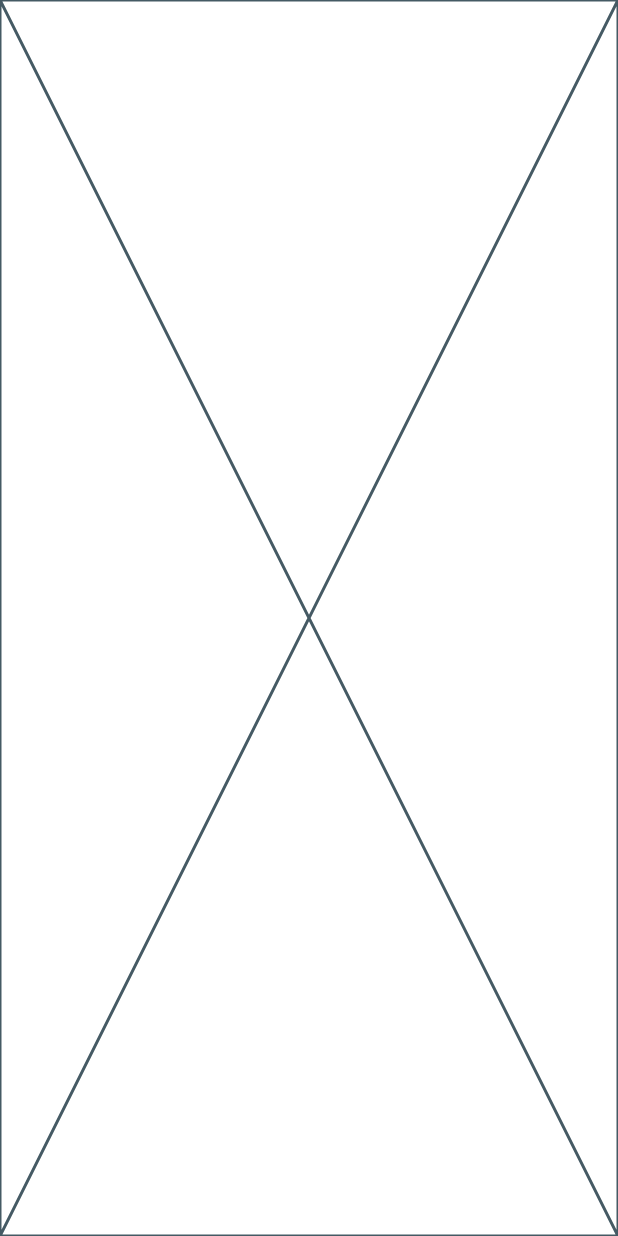
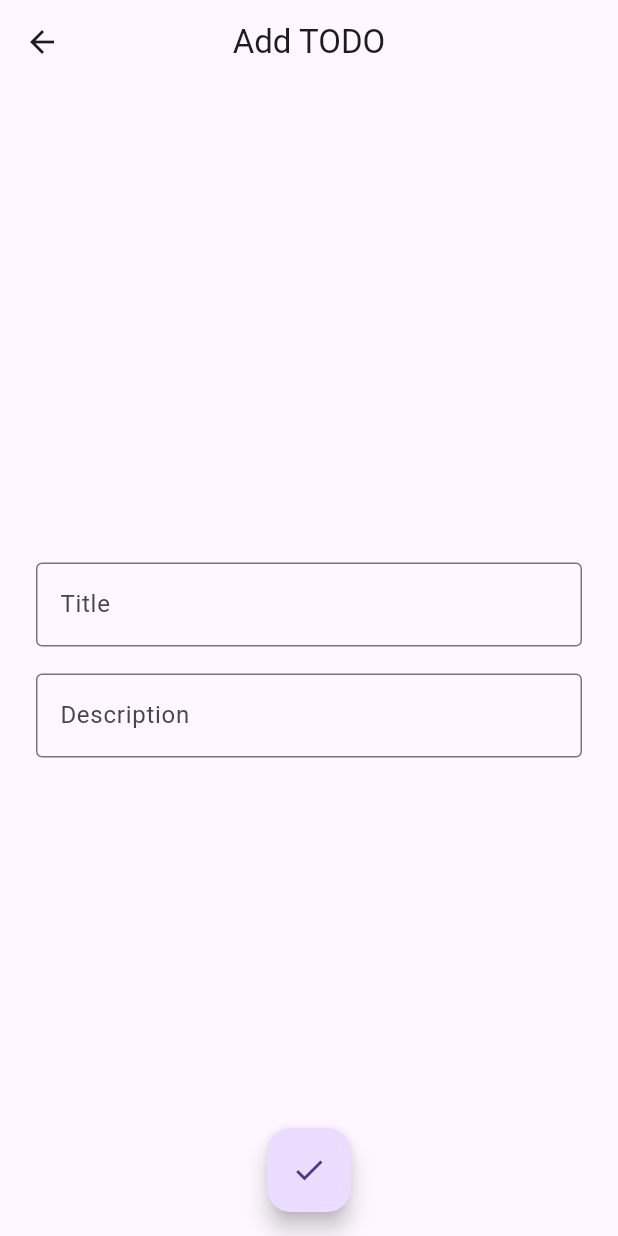
Before and after one commit to alli2729/state_managment_app, a Flutter app: the screen it shows after launch, after a tap on the "add" icon, on a phone screen of 412 x 824 dp. Run offline on Flutter 3.47's test engine with Material 3 defaults, Android fonts, the light colour scheme and no system bars; our stand-ins replace get.

Commit message:
added add todo

```diff
--- a/lib/src/app.dart
+++ b/lib/src/app.dart
@@ -1,6 +1,6 @@
 import 'package:flutter/material.dart';
 import 'package:get/get.dart';
-import 'infrastructure/routes/route_names.dart';
+import 'infrastructure/routes/route_path.dart';
 import 'infrastructure/routes/route_pages.dart';
 
 class App extends StatelessWidget {
@@ -11,7 +11,7 @@ class App extends StatelessWidget {
     return GetMaterialApp(
       title: 'Todo App',
       debugShowCheckedModeBanner: false,
-      initialRoute: RouteNames.todo,
+      initialRoute: RoutePath.todo,
       getPages: RoutePages.pages,
     );
   }
--- a/lib/src/infrastructure/routes/route_names.dart
+++ b/lib/src/infrastructure/routes/route_names.dart
@@ -3,4 +3,5 @@ import 'route_path.dart';
 class RouteNames {
   static const String todo = RoutePath.todo;
   static const String addTodo = '${RoutePath.todo}${RoutePath.addTodo}';
+  static const String editTodo = '${RoutePath.todo}${RoutePath.editTodo}';
 }
--- a/lib/src/infrastructure/routes/route_pages.dart
+++ b/lib/src/infrastructure/routes/route_pages.dart
@@ -1,5 +1,7 @@
 import 'package:get/get.dart';
 import 'route_path.dart';
+import '../../pages/edit_todo/views/edit_todo.dart';
+import '../../pages/edit_todo/common/edit_todo_bindings.dart';
 import '../../pages/add_todo/commons/add_todo_bindings.dart';
 import '../../pages/add_todo/views/add_todo.dart';
 import '../../pages/todo_list/common/todo_binding.dart';
@@ -17,6 +19,11 @@ class RoutePages {
           page: () => const AddTodo(),
           binding: AddTodoBindings(),
         ),
+        GetPage(
+          name: RoutePath.editTodo,
+          page: () => const EditTodo(),
+          binding: EditTodoBindings(),
+        ),
       ],
     ),
   ];
--- a/lib/src/infrastructure/routes/route_path.dart
+++ b/lib/src/infrastructure/routes/route_path.dart
@@ -1,4 +1,5 @@
 class RoutePath {
   static const String todo = '/home';
   static const String addTodo = '/add-todo';
+  static const String editTodo = '/edit-todo';
 }
--- a/lib/src/pages/add_todo/commons/add_todo_bindings.dart
+++ b/lib/src/pages/add_todo/commons/add_todo_bindings.dart
@@ -4,6 +4,6 @@ import '../controllers/add_todo_controller.dart';
 class AddTodoBindings extends Bindings {
   @override
   void dependencies() {
-    Get.put(AddTodoController());
+    Get.lazyPut(() => AddTodoController());
   }
 }
--- a/lib/src/pages/add_todo/controllers/add_todo_controller.dart
+++ b/lib/src/pages/add_todo/controllers/add_todo_controller.dart
@@ -1,10 +1,22 @@
+import 'package:flutter/widgets.dart';
 import 'package:get/get.dart';
 
-class AddTodoController extends GetxController{
-  // Variable
+class AddTodoController extends GetxController {
+  //* Variable ________________________________________________________________
+  TextEditingController titleController = TextEditingController();
+  TextEditingController descriptionController = TextEditingController();
 
-  // Constractor
+  //* Methods _________________________________________________________________
+  void returnData() {
+    List<String> todo = [titleController.text, descriptionController.text];
 
-  // Methods
+    Get.back<List<String>?>(result: todo);
+  }
 
+  @override
+  void onClose() {
+    super.onClose();
+    titleController.dispose();
+    descriptionController.dispose();
+  }
 }
--- a/lib/src/pages/add_todo/views/add_todo.dart
+++ b/lib/src/pages/add_todo/views/add_todo.dart
@@ -1,4 +1,4 @@
-import 'package:flutter/widgets.dart';
+import 'package:flutter/material.dart';
 import 'package:get/get.dart';
 import '../controllers/add_todo_controller.dart';
 
@@ -7,6 +7,59 @@ class AddTodo extends GetView<AddTodoController> {
 
   @override
   Widget build(BuildContext context) {
-    return const Placeholder();
+    return Scaffold(
+      appBar: _appBar(),
+      body: _body(),
+      floatingActionButton: _fab(),
+      floatingActionButtonLocation: FloatingActionButtonLocation.centerFloat,
+    );
+  }
+
+  //* Widget __________________________________________________________________
+
+  AppBar _appBar() => AppBar(
+        title: const Text('Add TODO'),
+        centerTitle: true,
+      );
+
+  Widget _fab() {
+    return FloatingActionButton(
+      onPressed: controller.returnData,
+      child: const Icon(Icons.check),
+    );
+  }
+
+  Widget _body() {
+    return Padding(
+      padding: const EdgeInsets.all(24.0),
+      child: Column(
+        mainAxisAlignment: MainAxisAlignment.center,
+        children: [
+          _titleField(),
+          const SizedBox(height: 18),
+          _descriptionField(),
+        ],
+      ),
+    );
+  }
+
+  Widget _titleField() {
+    return TextField(
+      controller: controller.titleController,
+      decoration: const InputDecoration(
+        border: OutlineInputBorder(),
+        labelText: 'Title',
+      ),
+    );
+  }
+
+  Widget _descriptionField() {
+    return TextField(
+      controller: controller.descriptionController,
+      decoration: const InputDecoration(
+        border: OutlineInputBorder(),
+        labelText: 'Description',
+      ),
+    );
   }
 }
--- /dev/null
+++ b/lib/src/pages/edit_todo/common/edit_todo_bindings.dart
@@ -0,0 +1,9 @@
+import 'package:get/get.dart';
+import '../controllers/edit_todo_controller.dart';
+
+class EditTodoBindings extends Bindings {
+  @override
+  void dependencies() {
+    Get.lazyPut(() => EditTodoController());
+  }
+}
--- /dev/null
+++ b/lib/src/pages/edit_todo/controllers/edit_todo_controller.dart
@@ -0,0 +1,7 @@
+import 'package:get/get.dart';
+
+class EditTodoController extends GetxController {
+  // Variable
+
+  // Methods
+}
--- /dev/null
+++ b/lib/src/pages/edit_todo/views/edit_todo.dart
@@ -0,0 +1,12 @@
+import 'package:flutter/material.dart';
+import 'package:get/get.dart';
+import '../controllers/edit_todo_controller.dart';
+
+class EditTodo extends GetView<EditTodoController> {
+  const EditTodo({super.key});
+
+  @override
+  Widget build(BuildContext context) {
+    return const Placeholder();
+  }
+}
--- a/lib/src/pages/todo_list/common/todo_binding.dart
+++ b/lib/src/pages/todo_list/common/todo_binding.dart
@@ -4,6 +4,6 @@ import '../controller/todo_list_controller.dart';
 class TodoBinding extends Bindings {
   @override
   void dependencies() {
-    Get.put(TodoListController());
+    Get.lazyPut(() => TodoListController());
   }
 }
--- a/lib/src/pages/todo_list/controller/todo_list_controller.dart
+++ b/lib/src/pages/todo_list/controller/todo_list_controller.dart
@@ -11,7 +11,19 @@ class TodoListController extends GetxController {
 
   //* Methods _________________________________________________________________
 
-  void addTodo() => Get.toNamed(RouteNames.addTodo);
+  void addTodo() async {
+    final result = await Get.toNamed(RouteNames.addTodo);
+    if (result != null) {
+      todos.add(
+        TodoModel(
+            id: idMaker,
+            title: result[0],
+            description: result[1],
+            isDone: false),
+      );
+      ++idMaker;
+    }
+  }
 
   void onRemove(int id) {
     todos.removeWhere((element) => element.id == id);
--- a/lib/src/pages/todo_list/view/widgets/todo_list_item.dart
+++ b/lib/src/pages/todo_list/view/widgets/todo_list_item.dart
@@ -48,7 +48,7 @@ class TodoListItem extends GetView<TodoListController> {
       crossAxisAlignment: CrossAxisAlignment.start,
       children: [
         Text(
-          '${todo.title} ${todo.id}',
+          todo.title,
           style: _titleStyle(),
         ),
         Text(
```
